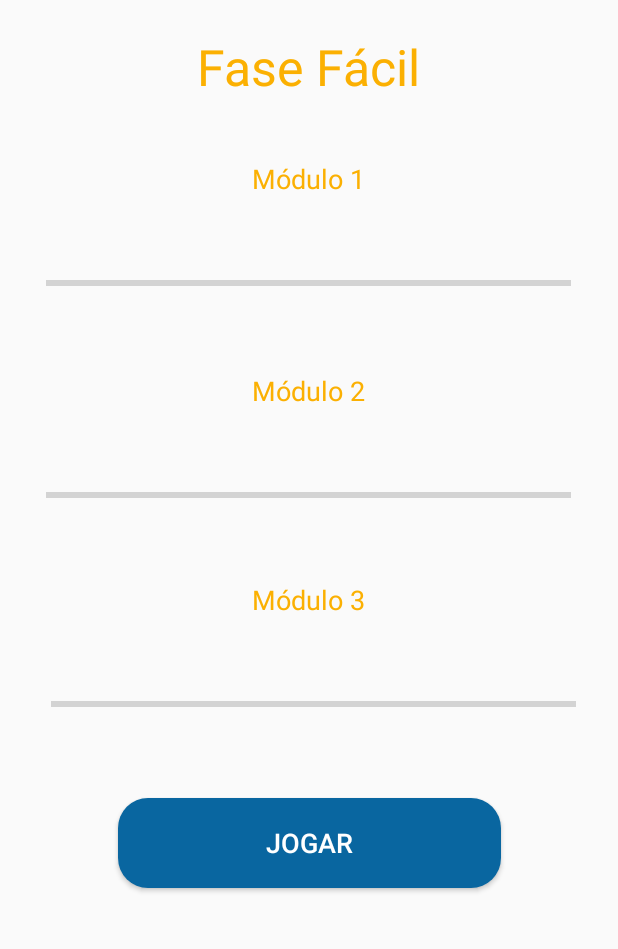
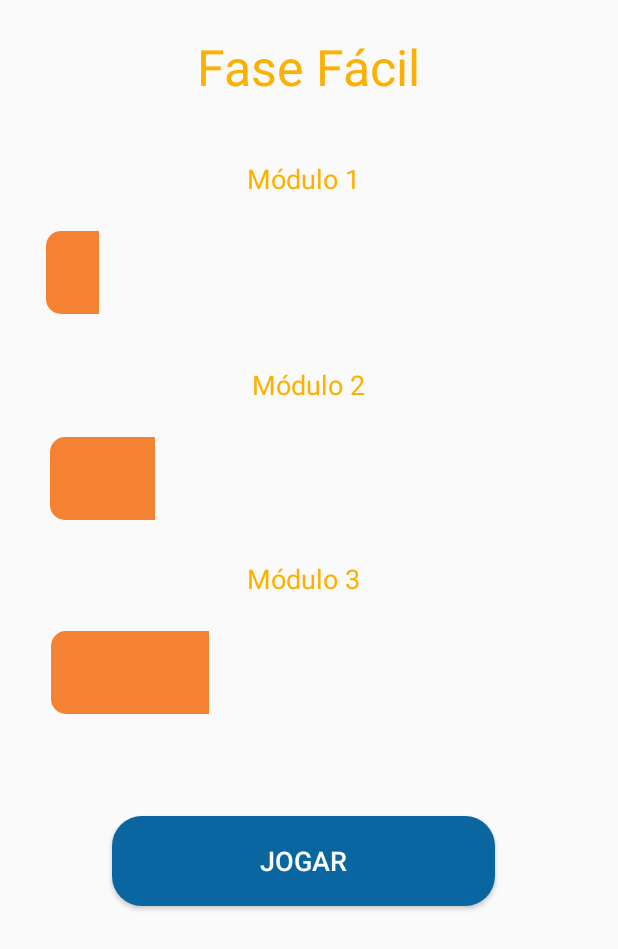
Before and after one commit to gabii6431/ProjetoAndroidStudio, an Android app: the Modulos_Facil screen opened directly, with no data from a screen before it, on a phone screen of 412 x 824 dp. Shown: the top 949 px of the screen. Run offline under Robolectric (Android 15) with nearby library versions, the phone set to English and light mode, and no system bars; Roboto replaces fonts that are not available here.

Commit message:
Mudança de cor da progressBar

```diff
--- /dev/null
+++ b/Digitando/app/src/main/res/drawable/progress_bar.xml
@@ -0,0 +1,27 @@
+<?xml version="1.0" encoding="utf-8"?>
+<layer-list xmlns:android="http://schemas.android.com/apk/res/android" >
+
+    <item android:id="@android:id/secondaryProgress">
+        <clip>
+            <shape>
+                <corners android:radius="10dip" />
+
+                <solid android:color="#f58233" />
+            </shape>
+        </clip>
+
+        <color android:color="#f58233" />
+    </item>
+    <item android:id="@android:id/progress">
+        <clip>
+            <shape>
+                <corners android:radius="10dip" />
+
+                <solid android:color="#f58233" />
+            </shape>
+        </clip>
+
+        <color android:color="#f58233" />
+    </item>
+
+</layer-list>
--- a/Digitando/app/src/main/res/layout/activity_modulos__facil.xml
+++ b/Digitando/app/src/main/res/layout/activity_modulos__facil.xml
@@ -10,13 +10,15 @@
         android:id="@+id/progressModulo1"
         style="?android:attr/progressBarStyleHorizontal"
         android:layout_width="350dp"
-        android:layout_height="69dp"
+        android:layout_height="55dp"
         android:layout_marginStart="8dp"
         android:layout_marginLeft="8dp"
         android:layout_marginTop="20dp"
         android:layout_marginEnd="8dp"
         android:layout_marginRight="8dp"
         android:max="10"
+        android:progress="1"
+        android:progressDrawable="@drawable/progress_bar"
         app:layout_constraintEnd_toEndOf="parent"
         app:layout_constraintHorizontal_bias="0.488"
         app:layout_constraintStart_toStartOf="parent"
@@ -35,7 +37,6 @@
         android:textSize="18sp"
         app:fontFamily="@font/basic"
         app:layout_constraintEnd_toEndOf="parent"
-        app:layout_constraintHorizontal_bias="0.512"
         app:layout_constraintStart_toStartOf="parent"
         app:layout_constraintTop_toTopOf="parent" />
 
@@ -43,13 +44,15 @@
         android:id="@+id/progressModulo2"
         style="?android:attr/progressBarStyleHorizontal"
         android:layout_width="350dp"
-        android:layout_height="69dp"
+        android:layout_height="55dp"
         android:layout_marginTop="20dp"
         android:layout_marginEnd="8dp"
         android:layout_marginRight="8dp"
         android:max="10"
+        android:progress="2"
+        android:progressDrawable="@drawable/progress_bar"
         app:layout_constraintEnd_toEndOf="parent"
-        app:layout_constraintHorizontal_bias="0.566"
+        app:layout_constraintHorizontal_bias="0.622"
         app:layout_constraintStart_toStartOf="parent"
         app:layout_constraintTop_toBottomOf="@+id/textView3" />
 
@@ -57,7 +60,7 @@
         android:id="@+id/textView3"
         android:layout_width="120dp"
         android:layout_height="30dp"
-        android:layout_marginTop="8dp"
+        android:layout_marginTop="24dp"
         android:layout_marginEnd="8dp"
         android:layout_marginRight="8dp"
         android:gravity="center"
@@ -70,13 +73,13 @@
         app:layout_constraintHorizontal_bias="0.512"
         app:layout_constraintStart_toStartOf="parent"
         app:layout_constraintTop_toBottomOf="@+id/progressModulo1"
-        app:layout_constraintVertical_bias="0.025" />
+        app:layout_constraintVertical_bias="0.014" />
 
     <TextView
         android:id="@+id/textView4"
         android:layout_width="139dp"
         android:layout_height="30dp"
-        android:layout_marginTop="20dp"
+        android:layout_marginTop="24dp"
         android:layout_marginEnd="8dp"
         android:layout_marginRight="8dp"
         android:gravity="center"
@@ -85,7 +88,6 @@
         android:textSize="18sp"
         app:fontFamily="@font/basic"
         app:layout_constraintEnd_toEndOf="parent"
-        app:layout_constraintHorizontal_bias="0.515"
         app:layout_constraintStart_toStartOf="parent"
         app:layout_constraintTop_toBottomOf="@+id/progressModulo2" />
 
@@ -93,11 +95,13 @@
         android:id="@+id/progressModulo3"
         style="?android:attr/progressBarStyleHorizontal"
         android:layout_width="350dp"
-        android:layout_height="69dp"
+        android:layout_height="55dp"
         android:layout_marginTop="20dp"
         android:layout_marginEnd="28dp"
         android:layout_marginRight="28dp"
         android:max="10"
+        android:progress="3"
+        android:progressDrawable="@drawable/progress_bar"
         app:layout_constraintEnd_toEndOf="parent"
         app:layout_constraintTop_toBottomOf="@+id/textView4" />
 
@@ -105,7 +109,7 @@
         android:id="@+id/btnJogar2"
         android:layout_width="255dp"
         android:layout_height="60dp"
-        android:layout_marginTop="28dp"
+        android:layout_marginTop="68dp"
         android:layout_marginEnd="8dp"
         android:layout_marginRight="8dp"
         android:background="@drawable/propriedade_button"
@@ -113,7 +117,6 @@
         android:textColor="#FFFFFF"
         android:textSize="18sp"
         app:layout_constraintEnd_toEndOf="parent"
-        app:layout_constraintHorizontal_bias="0.527"
         app:layout_constraintStart_toStartOf="parent"
         app:layout_constraintTop_toBottomOf="@+id/progressModulo3" />
 
--- a/Digitando/build.gradle
+++ b/Digitando/build.gradle
@@ -7,7 +7,7 @@ buildscript {
 
     }
     dependencies {
-        classpath 'com.android.tools.build:gradle:3.4.0'
+        classpath 'com.android.tools.build:gradle:3.4.1'
 
         // NOTE: Do not place your application dependencies here; they belong
         // in the individual module build.gradle files
```
